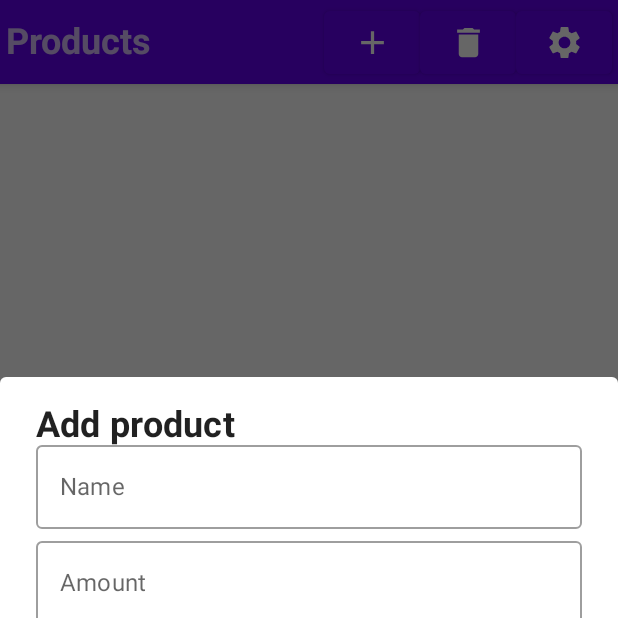
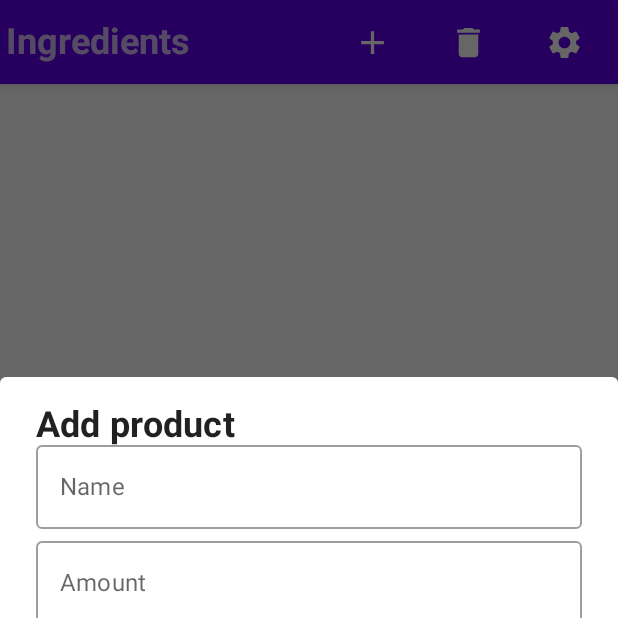
Before and after one commit to WhatuWannaDo/MyCard, an Android app built with Jetpack Compose: the screen it shows after launch (MainActivity), after a tap on "AddProduct", on a phone screen of 412 x 824 dp, the top half of it. Run offline under Robolectric (Android 15) with nearby library versions, the phone set to English and light mode, and no system bars; our stand-ins replace Room's generated code; libraries missing offline, so code that uses them is left out: me.saket.swipe; missing, so only their content is drawn: SwipeableActionsBox; network calls fail; 1 statement that could not run was skipped.

Commit message:
another minor changes

```diff
--- a/app/src/main/java/com/example/mycard/Project/MVVM/View/MainWindow.kt
+++ b/app/src/main/java/com/example/mycard/Project/MVVM/View/MainWindow.kt
@@ -93,7 +93,7 @@ fun TopAppBarCard(
     navController: NavController
 ){
     TopAppBar(modifier = Modifier.fillMaxWidth()) {
-        Text(text = "Products", fontWeight = FontWeight.Bold, fontSize = MaterialTheme.typography.h5.fontSize)
+        Text(text = "Ingredients", fontWeight = FontWeight.Bold, fontSize = MaterialTheme.typography.h5.fontSize)
         Spacer(Modifier.weight(1f, true))
         Button(onClick = {
             openDialogAddNewProduct.value = true
@@ -117,6 +117,8 @@ fun TopAppBarCard(
         if(deleteDialog.value) {
             if(productList.isNotEmpty()){
                 DeleteAllDialog(deleteDialog = deleteDialog, cardViewModel = cardViewModel)
+            }else{
+                Toast.makeText(obj, "No data here", Toast.LENGTH_SHORT).show()
             }
         }
 
```
